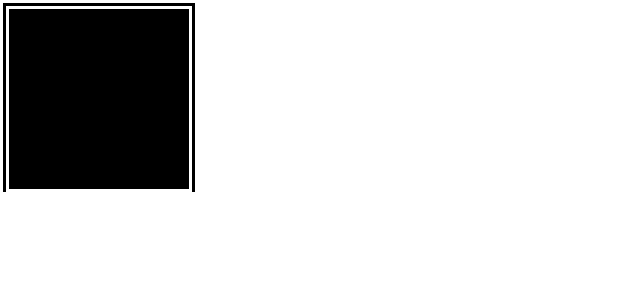
After one commit to sanket099/GenerativeArt, an Android app: the layout screenshots.xml on its own in the app's theme, with its tools: preview values and no code run, on a phone screen of 412 x 824 dp. The commit adds this screen. Shown: the top 300 px of the screen. Run offline under Robolectric (Android 15) with nearby library versions, the phone set to English and light mode, and no system bars.

Commit message:
screenshots

```diff
--- a/app/src/main/java/com/sanket/generativeart/adapters/ColorAdapter.java
+++ b/app/src/main/java/com/sanket/generativeart/adapters/ColorAdapter.java
@@ -34,7 +34,7 @@ public class ColorAdapter extends RecyclerView.Adapter<ColorAdapter.MyViewHolder
     @Override
     public ColorAdapter.MyViewHolder onCreateViewHolder(@NonNull ViewGroup parent, int viewType) {
         //("hello2");
-        View view = inflater.inflate(R.layout.add_ingredient, parent, false);
+        View view = inflater.inflate(R.layout.color_thumb, parent, false);
         ColorAdapter.MyViewHolder holder = new ColorAdapter.MyViewHolder(view,onNoteList);
         return holder;
     }
--- a/app/src/main/java/com/sanket/generativeart/adapters/FileAdapter.java
+++ b/app/src/main/java/com/sanket/generativeart/adapters/FileAdapter.java
@@ -35,7 +35,7 @@ public class FileAdapter extends RecyclerView.Adapter<FileAdapter.MyViewHolder>
     @Override
     public FileAdapter.MyViewHolder onCreateViewHolder(@NonNull ViewGroup parent, int viewType) {
 
-        View view = inflater.inflate(R.layout.add_ingredient, parent, false);
+        View view = inflater.inflate(R.layout.screenshots, parent, false);
         FileAdapter.MyViewHolder holder = new FileAdapter.MyViewHolder(view,onNoteList);
         return holder;
     }
@@ -69,8 +69,7 @@ public class FileAdapter extends RecyclerView.Adapter<FileAdapter.MyViewHolder>
         public MyViewHolder(@NonNull View itemView ,OnNoteList onNoteList) {
             super(itemView);
 
-            ing_iv = itemView.findViewById(R.id.iv_ing);
-
+            ing_iv = itemView.findViewById(R.id.screen_img);
 
             this.onNoteList = onNoteList;
 
--- /dev/null
+++ b/app/src/main/res/drawable/ic_round_delete_24.xml
@@ -0,0 +1,5 @@
+<vector android:height="24dp" android:tint="#FFFFFF"
+    android:viewportHeight="24" android:viewportWidth="24"
+    android:width="24dp" xmlns:android="http://schemas.android.com/apk/res/android">
+    <path android:fillColor="@android:color/white" android:pathData="M6,19c0,1.1 0.9,2 2,2h8c1.1,0 2,-0.9 2,-2V9c0,-1.1 -0.9,-2 -2,-2H8c-1.1,0 -2,0.9 -2,2v10zM18,4h-2.5l-0.71,-0.71c-0.18,-0.18 -0.44,-0.29 -0.7,-0.29H9.91c-0.26,0 -0.52,0.11 -0.7,0.29L8.5,4H6c-0.55,0 -1,0.45 -1,1s0.45,1 1,1h12c0.55,0 1,-0.45 1,-1s-0.45,-1 -1,-1z"/>
+</vector>
--- /dev/null
+++ b/app/src/main/res/drawable/ic_round_share_24.xml
@@ -0,0 +1,5 @@
+<vector android:height="24dp" android:tint="#FFFFFF"
+    android:viewportHeight="24" android:viewportWidth="24"
+    android:width="24dp" xmlns:android="http://schemas.android.com/apk/res/android">
+    <path android:fillColor="@android:color/white" android:pathData="M18,16.08c-0.76,0 -1.44,0.3 -1.96,0.77L8.91,12.7c0.05,-0.23 0.09,-0.46 0.09,-0.7s-0.04,-0.47 -0.09,-0.7l7.05,-4.11c0.54,0.5 1.25,0.81 2.04,0.81 1.66,0 3,-1.34 3,-3s-1.34,-3 -3,-3 -3,1.34 -3,3c0,0.24 0.04,0.47 0.09,0.7L8.04,9.81C7.5,9.31 6.79,9 6,9c-1.66,0 -3,1.34 -3,3s1.34,3 3,3c0.79,0 1.5,-0.31 2.04,-0.81l7.12,4.16c-0.05,0.21 -0.08,0.43 -0.08,0.65 0,1.61 1.31,2.92 2.92,2.92s2.92,-1.31 2.92,-2.92 -1.31,-2.92 -2.92,-2.92z"/>
+</vector>
--- a/app/src/main/res/layout/bottom_sheet_layout.xml
+++ b/app/src/main/res/layout/bottom_sheet_layout.xml
@@ -92,7 +92,7 @@
         android:layout_height="wrap_content"
         android:layout_marginTop="40dp"
         android:orientation="vertical"
-        tools:listitem="@layout/add_ingredient"
+        tools:listitem="@layout/color_thumb"
         android:padding="20sp"
         app:layout_constraintEnd_toEndOf="parent"
         app:layout_constraintStart_toStartOf="parent"
--- /dev/null
+++ b/app/src/main/res/layout/screenshots.xml
@@ -0,0 +1,35 @@
+<?xml version="1.0" encoding="utf-8"?>
+<androidx.constraintlayout.widget.ConstraintLayout xmlns:android="http://schemas.android.com/apk/res/android"
+    xmlns:app="http://schemas.android.com/apk/res-auto"
+    android:layout_width="wrap_content"
+    android:layout_height="wrap_content"
+    android:background="@color/black"
+    android:layout_margin="2dp">
+
+    <RelativeLayout
+        android:id="@+id/relativeLayout"
+        android:layout_width="wrap_content"
+        android:layout_height="wrap_content"
+        app:layout_constraintEnd_toEndOf="parent"
+        app:layout_constraintStart_toStartOf="parent"
+        android:background="@color/white"
+        app:layout_constraintTop_toTopOf="parent"
+        android:layout_margin="2dp">
+
+
+        <ImageView
+            android:id="@+id/screen_img"
+            android:layout_width="120dp"
+            android:layout_height="120dp"
+            android:layout_marginStart="2dp"
+            android:layout_marginTop="2dp"
+            android:layout_marginEnd="2dp"
+            android:layout_marginBottom="2dp"
+            android:background="@color/black"
+            android:scaleType="fitCenter"
+             />
+
+    </RelativeLayout>
+
+
+</androidx.constraintlayout.widget.ConstraintLayout>
```
Also changed, not shown: app/src/main/AndroidManifest.xml (+7 -2 lines), app/src/main/java/com/sanket/generativeart/activities/ImageActivity.java (+92 -2 lines), app/src/main/java/com/sanket/generativeart/activities/ParticleActivity.java (+15 -5 lines), app/src/main/java/com/sanket/generativeart/activities/ScreenshotActivity.java (+13 -3 lines), app/src/main/java/com/sanket/generativeart/fragments/BottomSheet.java (+7 -3 lines), app/src/main/res/menu/screenshot_menu.xml (added, +16 -0 lines), app/src/main/res/layout/color_thumb.xml (renamed from app/src/main/res/layout/add_ingredient.xml).
